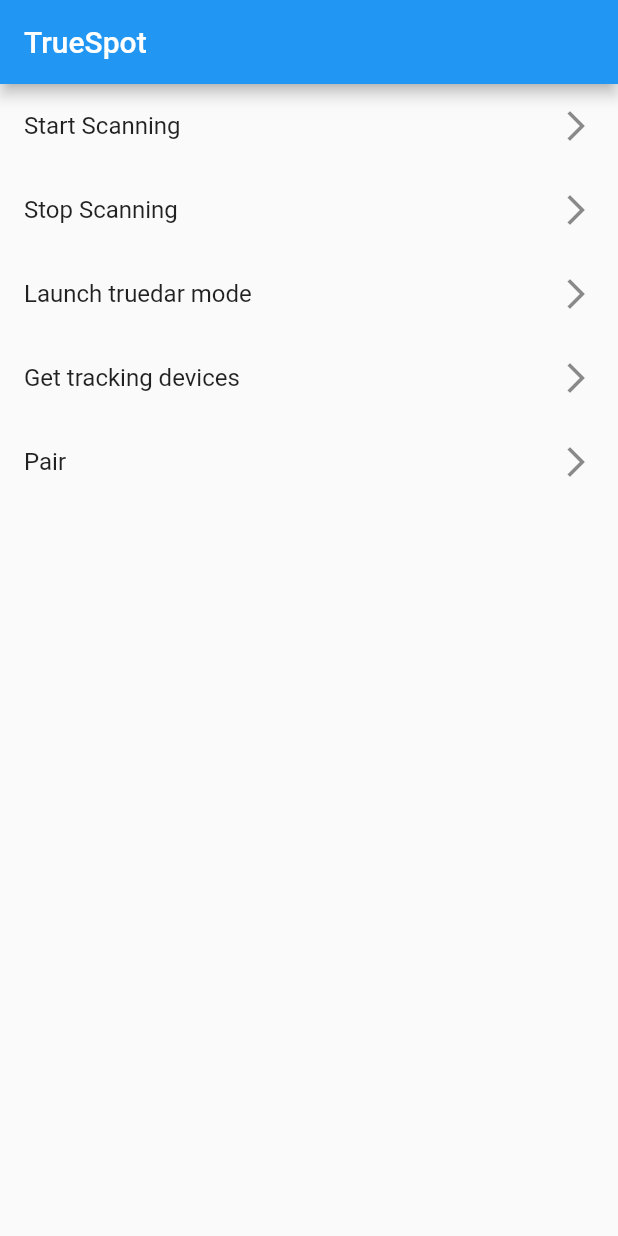
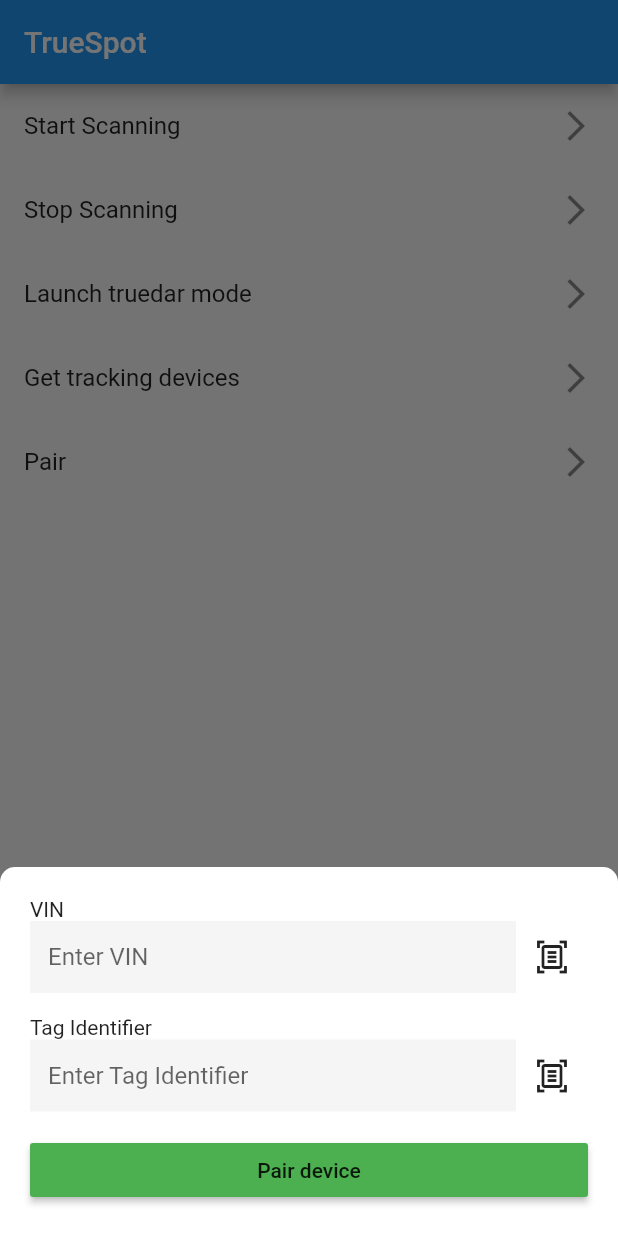
Before and after one commit to JorgeIkon/truespot_plugin, a Flutter app: the screen it shows after launch, after a tap on "Pair", on a phone screen of 412 x 824 dp. Run offline on Flutter 3.47's test engine with Material 2 defaults, Android fonts, the light colour scheme and no system bars; our stand-ins replace get.

Commit message:
TSP-02 Form created for Pair method.

```diff
--- a/example/lib/modules/home/home_controller.dart
+++ b/example/lib/modules/home/home_controller.dart
@@ -1,11 +1,14 @@
 import 'dart:convert';
 
+import 'package:flutter/cupertino.dart';
 import 'package:get/get.dart';
 import 'package:truespot/truespot.dart';
 import 'package:truespot_example/models/tsdevice.mode.dart';
 
 class HomeController extends GetxController {
 
+  final TextEditingController vinController = TextEditingController();
+  final TextEditingController tagIdentifierController = TextEditingController();
 
   Future<void> configure(String appId, bool isDebugMode) async {
     await Truespot.configure(appId, isDebugMode);
@@ -42,8 +45,10 @@
     return list;
   }
 
-  Future<String> pair(String assetIdentifier, String assetType, String tagId) async {
-    String response = await Truespot.pair(assetIdentifier,assetType, tagId);
-    return response;
+  Future<String> pair() async {
+    // "WV2YB0253GG02054", "Key", "0000-12YJE"
+    print('VIN: ${vinController.text}, tagIdentifier: ${tagIdentifierController.text}');
+    // String response = await Truespot.pair(vinController.text,"Key", tagIdentifierController.text);
+    return 'VIN: ${vinController.text}, tagIdentifier: ${tagIdentifierController.text}';
   }
 }
--- a/example/lib/modules/home/home_page.dart
+++ b/example/lib/modules/home/home_page.dart
@@ -1,4 +1,5 @@
 import 'package:flutter/material.dart';
+import 'package:truespot_example/widgets/generic_text_field.dart';
 import 'home_controller.dart';
 import 'package:get/get.dart';
 
@@ -8,38 +9,79 @@
   @override
   Widget build(BuildContext context) {
     return GetBuilder<HomeController>(
-      builder: (controller) => Scaffold(
+      builder: (controller) => GestureDetector(
+        onTap: () => Get.focusScope?.unfocus(),
+        child: Scaffold(
           appBar: AppBar(
             title: const Text('TrueSpot'),
           ),
-        body: Column(
+          body: SingleChildScrollView(
+            child: Column(
               children: [
                 ListTile(
                   title: const Text('Start Scanning'),
                   trailing: const Icon(Icons.arrow_forward_ios),
-              onTap: ()=> controller.startScanning(),
+                  onTap: () => controller.startScanning(),
                 ),
                 ListTile(
                   title: const Text('Stop Scanning'),
                   trailing: const Icon(Icons.arrow_forward_ios),
-              onTap: ()=> controller.stopScanning(),
+                  onTap: () => controller.stopScanning(),
                 ),
                 ListTile(
                   title: const Text('Launch truedar mode'),
                   trailing: const Icon(Icons.arrow_forward_ios),
-              onTap: ()=> controller.launchTruedarMode(""),
+                  onTap: () => controller.launchTruedarMode(""),
                 ),
                 ListTile(
                   title: const Text('Get tracking devices'),
                   trailing: const Icon(Icons.arrow_forward_ios),
-              onTap: ()=> controller.getTrackingDevices(),
+                  onTap: () => controller.getTrackingDevices(),
                 ),
                 ListTile(
                   title: const Text('Pair'),
                   trailing: const Icon(Icons.arrow_forward_ios),
-              onTap: ()=> controller.pair("WV2YB0253GG020574","Key","0000-12YJE"),
+                  onTap: () => Get.bottomSheet(
+                    Container(
+                      decoration: const BoxDecoration(
+                          color: Colors.white,
+                          borderRadius: BorderRadius.vertical(top: Radius.circular(10))),
+                      padding: const EdgeInsets.all(20),
+                      child: GestureDetector(
+                        onTap: () => Get.focusScope?.unfocus(),
+                        child: SingleChildScrollView(
+                          child: Column(
+                            mainAxisSize: MainAxisSize.min,
+                            children: [
+                              GenericTextField(
+                                title: 'VIN',
+                                hint: 'Enter VIN',
+                                controller: controller.vinController,
+                              ),
+                              const SizedBox(height: 15),
+                              GenericTextField(
+                                title: 'Tag Identifier',
+                                hint: 'Enter Tag Identifier',
+                                controller: controller.tagIdentifierController,
+                              ),
+                              const SizedBox(height: 15),
+                              MaterialButton(
+                                child: const Text('Pair device'),
+                                color: Colors.green,
+                                minWidth: Get.width,
+                                onPressed: () =>
+                                    controller.pair(),
+                              )
+                            ],
+                          ),
+                        ),
+                      ),
+                    ),
+                  ),
                 ),
               ],
+            ),
+          ),
         ),
       ),
     );
--- /dev/null
+++ b/example/lib/widgets/generic_text_field.dart
@@ -0,0 +1,36 @@
+import 'package:flutter/material.dart';
+
+class GenericTextField extends StatelessWidget {
+  const GenericTextField({Key? key, this.title, this.hint, required this.controller}) : super(key: key);
+
+  final String? title;
+  final String? hint;
+  final TextEditingController? controller;
+
+  @override
+  Widget build(BuildContext context) {
+    return Column(
+      crossAxisAlignment: CrossAxisAlignment.start,
+      children: [
+        Text(title ?? ''),
+        Row(
+          mainAxisSize: MainAxisSize.max,
+          children: [
+            Flexible(
+              flex: 10,
+              child: TextFormField(
+                controller: controller,
+                decoration: InputDecoration(
+                  hintText: hint ?? '',
+                  filled: true,
+                  border: InputBorder.none
+                ),
+              ),
+            ),
+            IconButton(onPressed: (){}, icon: const Icon(Icons.document_scanner_outlined))
+          ],
+        )
+      ],
+    );
+  }
+}
```
Also changed, not shown: example/pubspec.lock. Lines whose indentation alone changed are shown as unchanged.
